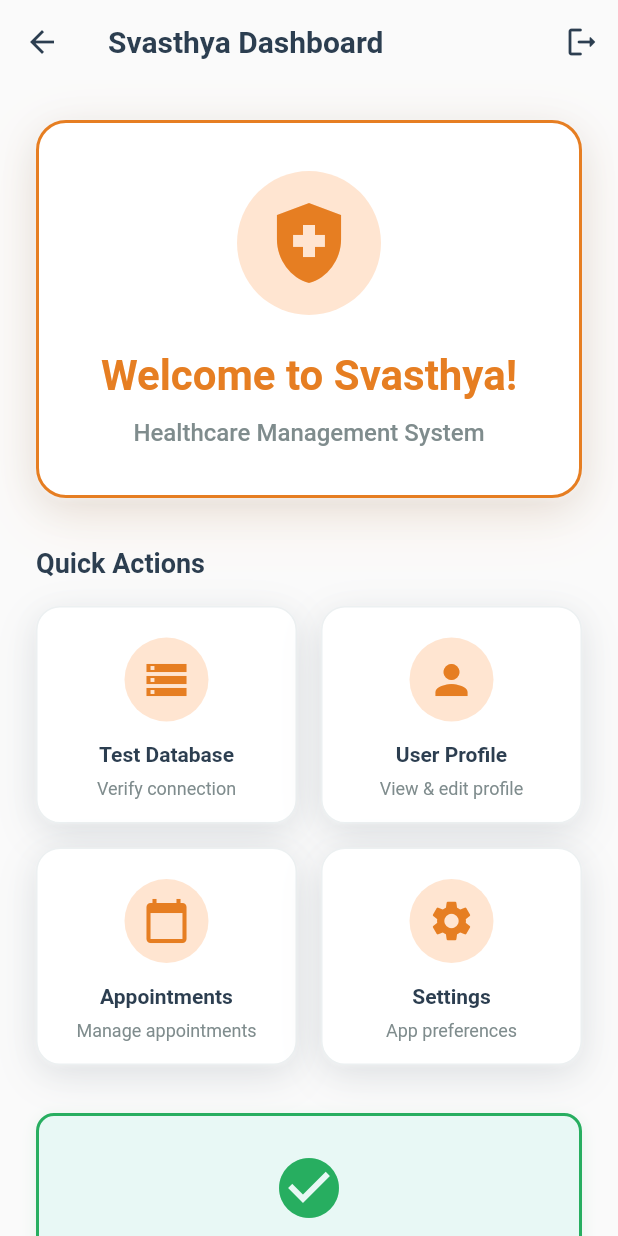
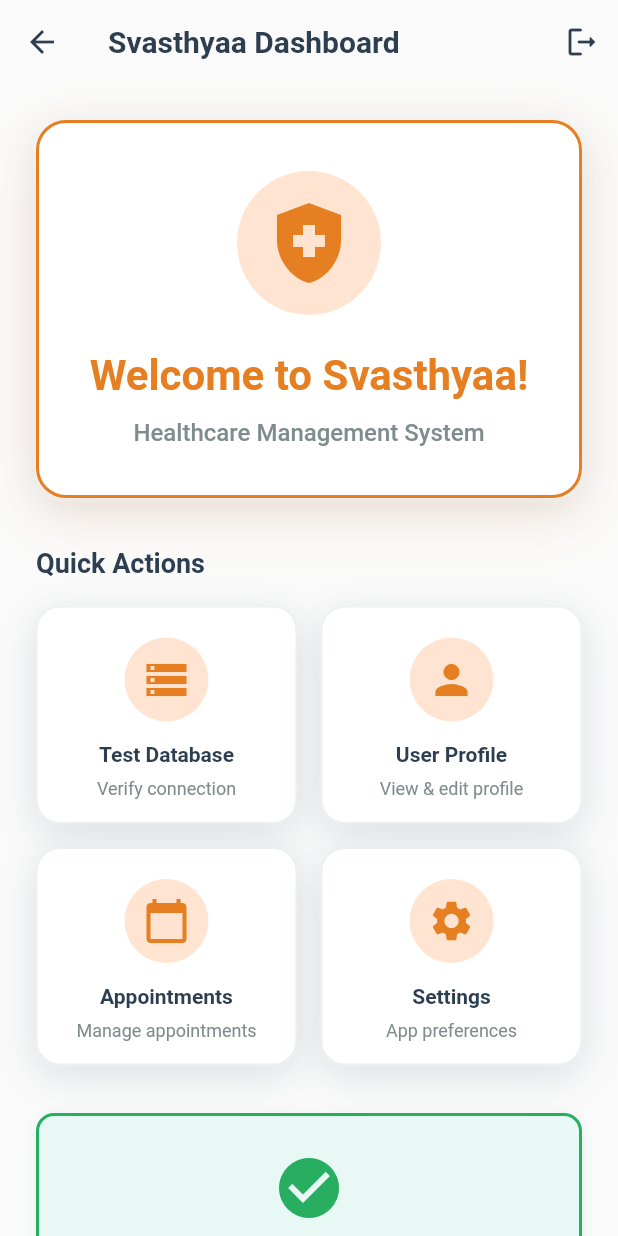
Before and after one commit to sirius54817/Svasthya-app, a Flutter app: the MainDashboard screen opened directly, on a phone screen of 412 x 824 dp. Run offline on Flutter 3.47's test engine with Material 3 defaults, Android fonts, the phone set to English and light mode, and no system bars; our stand-ins replace cached_network_image, chewie, supabase_flutter, video_player; accounts and stored records are empty; Roboto replaces fonts that are missing (DM Sans).

Commit message:
app name change

```diff
--- a/lib/main.dart
+++ b/lib/main.dart
@@ -23,7 +23,7 @@ class MyApp extends StatelessWidget {
   @override
   Widget build(BuildContext context) {
     return MaterialApp(
-      title: 'Svasthya',
+      title: 'Svasthyaa',
       theme: AppTheme.lightTheme,
       themeMode: ThemeMode.light, // Force light mode for entire app
       home: const AuthWrapper(),
@@ -60,7 +60,7 @@ class MainDashboard extends StatelessWidget {
 
     return Scaffold(
       appBar: AppBar(
-        title: const Text('Svasthya Dashboard'),
+        title: const Text('Svasthyaa Dashboard'),
         elevation: 0,
         backgroundColor: theme.colorScheme.surface,
         actions: [
@@ -123,7 +123,7 @@ class MainDashboard extends StatelessWidget {
                   ),
                   const SizedBox(height: 24),
                   Text(
-                    'Welcome to Svasthya!',
+                    'Welcome to Svasthyaa!',
                     style: theme.textTheme.displayMedium?.copyWith(
                       color: theme.colorScheme.primary,
                       fontWeight: FontWeight.bold,
--- a/lib/pages/login_page.dart
+++ b/lib/pages/login_page.dart
@@ -171,7 +171,7 @@ class _LoginPageState extends State<LoginPage> {
                         ),
                         const SizedBox(height: 28),
                         Text(
-                          'Svasthya',
+                          'Svasthyaa',
                           style: theme.textTheme.displayMedium?.copyWith(
                             color: theme.colorScheme.primary,
                             fontWeight: FontWeight.bold,
@@ -410,7 +410,7 @@ class _LoginPageState extends State<LoginPage> {
                   // Footer info
                   Center(
                     child: Text(
-                      '© 2025 Svasthya Healthcare',
+                      '© 2025 Svasthyaa Healthcare',
                       style: theme.textTheme.bodySmall?.copyWith(
                         color: theme.colorScheme.onSurfaceVariant,
                         fontSize: 12,
--- a/lib/pages/patient_home_page.dart
+++ b/lib/pages/patient_home_page.dart
@@ -17,7 +17,7 @@ class _PatientHomePageState extends State<PatientHomePage> {
   Widget build(BuildContext context) {
     return Scaffold(
       appBar: AppBar(
-        title: const Text('Svasthya'),
+        title: const Text('Svasthyaa'),
         backgroundColor: Theme.of(context).colorScheme.primary,
         foregroundColor: Colors.white,
         actions: [
@@ -35,7 +35,7 @@ class _PatientHomePageState extends State<PatientHomePage> {
             children: [
               const SizedBox(height: 20),
               Text(
-                'Welcome to Svasthya',
+                'Welcome to Svasthyaa',
                 style: Theme.of(context).textTheme.headlineMedium?.copyWith(
                   color: Theme.of(context).colorScheme.primary,
                   fontWeight: FontWeight.bold,
```
Also changed, not shown: 2 other files.
